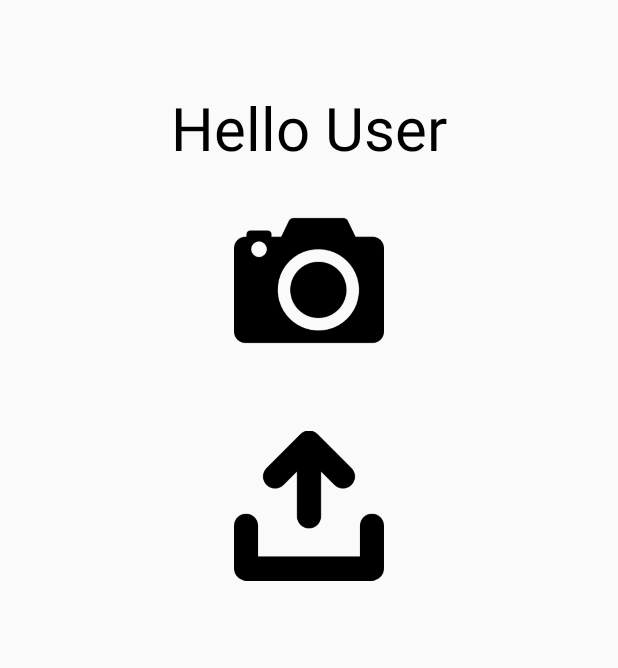
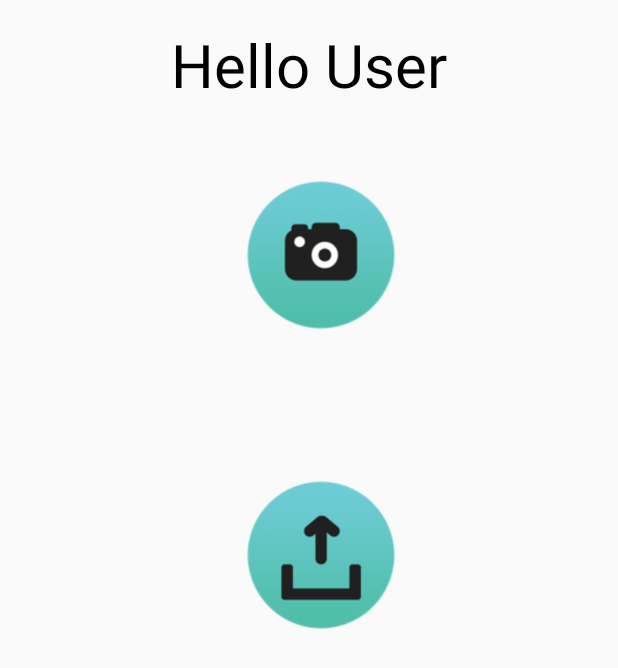
Before and after one commit to dmonroym/TheSelfieStudio, an Android app: the layout activity_main.xml on its own in the app's theme, with its tools: preview values and no code run, on a phone screen of 412 x 824 dp. Shown: the top 668 px of the screen. Run offline under Robolectric (Android 15) with nearby library versions, the phone set to English and light mode, and no system bars.

Commit message:
added new buttons for the homescreen. also added launch icon

```diff
--- a/app/src/main/AndroidManifest.xml
+++ b/app/src/main/AndroidManifest.xml
@@ -13,7 +13,7 @@
 
     <application
         android:allowBackup="true"
-        android:icon="@mipmap/ic_launcher"
+        android:icon="@drawable/selfiestudio_icon"
         android:label="@string/app_name"
         android:theme="@style/AppTheme" >
         <activity
--- a/app/src/main/res/layout/activity_main.xml
+++ b/app/src/main/res/layout/activity_main.xml
@@ -36,26 +36,26 @@
         android:textAppearance="?android:attr/textAppearanceMedium"
         android:text="Hello User"
         android:id="@+id/greeting"
-        android:layout_marginTop="42dp"
+        android:textSize="40dp"
+        android:textColor="#000000"
         android:layout_alignParentTop="true"
-        android:layout_centerHorizontal="true"
-        android:textSize="40dp"
-        android:textColor="#000000" />
+        android:layout_centerHorizontal="true" />
 
     <ImageView
-        android:layout_width="100dp"
-        android:layout_height="150dp"
+        android:layout_width="200dp"
+        android:layout_height="200dp"
         android:id="@+id/imageView2"
-        android:src="@drawable/camera"
+        android:src="@drawable/cameraicon"
+        android:onClick="takePicture"
         android:layout_below="@+id/greeting"
-        android:layout_centerHorizontal="true"
-        android:onClick="takePicture"/>
+        android:layout_alignLeft="@+id/greeting"
+        android:layout_alignStart="@+id/greeting" />
 
     <ImageView
-        android:layout_width="100dp"
-        android:layout_height="150dp"
+        android:layout_width="200dp"
+        android:layout_height="200dp"
         android:id="@+id/imageView3"
-        android:src="@drawable/upload"
+        android:src="@drawable/uploadicon"
         android:onClick="uploadPicture"
         android:layout_below="@+id/imageView2"
         android:layout_alignLeft="@+id/imageView2"
```
Also changed, not shown: app/src/main/res/drawable/camera.png (deleted), app/src/main/res/drawable/cameraicon.png (added), app/src/main/res/drawable/selfiestudio_icon.png (added), app/src/main/res/drawable/upload.png (deleted), app/src/main/res/drawable/uploadicon.png (added).
